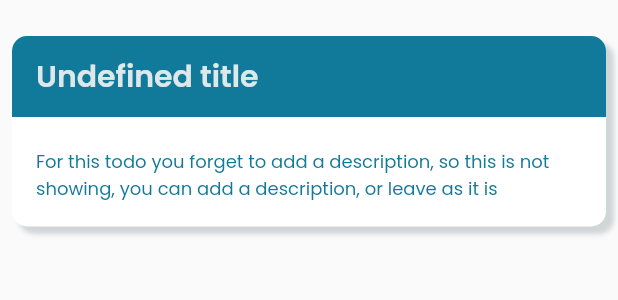
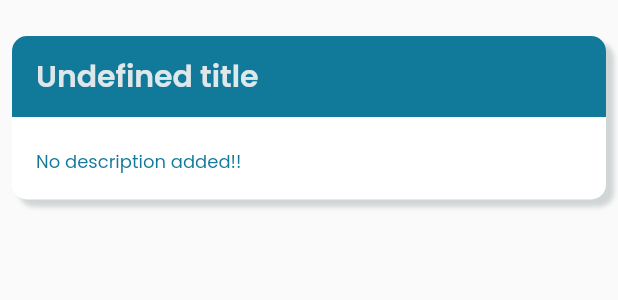
Before and after one commit to Sumonpaul141/todo_tracker, a Flutter app: the TaskWidget widget shown alone on an empty page, opened directly, on a phone screen of 412 x 824 dp. Shown: the top 300 px of the screen. Run offline on Flutter 3.47's test engine with Material 2 defaults, Android fonts, the phone set to English and light mode, and no system bars; our stand-ins replace google_fonts, sqflite; accounts and stored records are empty.

Commit message:
adding comments and small changes

```diff
--- a/lib/screens/homescreen.dart
+++ b/lib/screens/homescreen.dart
@@ -1,3 +1,5 @@
+import 'dart:async';
+
 import 'package:flutter/material.dart';
 import 'package:todotrack/models/models.dart';
 import 'package:todotrack/utils/database.dart';
@@ -12,13 +14,12 @@ class HomeScreen extends StatefulWidget {
 
 class _HomeScreenState extends State<HomeScreen> {
   DatabaseManager databaseManager;
-
+  Timer timer;
   @override
   void initState() {
     // TODO: implement initState
     databaseManager = DatabaseManager();
     super.initState();
-    setState(() {});
   }
 
   @override
--- a/lib/widgets/taskwidget.dart
+++ b/lib/widgets/taskwidget.dart
@@ -56,7 +56,7 @@ class TaskWidget extends StatelessWidget {
                 Padding(
                   padding: const EdgeInsets.all(16.0),
                   child: Text(
-                    desc == null || desc == "" ? "For this todo you forget to add a description, so this is not showing, you can add a description, or leave as it is" : desc,
+                    desc == null || desc == "" ? "No description added!!" : desc,
                     style: TextStyle(
                       color: kPrimaryColor,
                       fontSize: 12.0,
@@ -64,6 +64,7 @@ class TaskWidget extends StatelessWidget {
                     maxLines: 4,
                   ),
                 ),
+
               ],
             ),
           )
```
Also changed, not shown: lib/screens/taskscreen.dart (+10 -0 lines).
